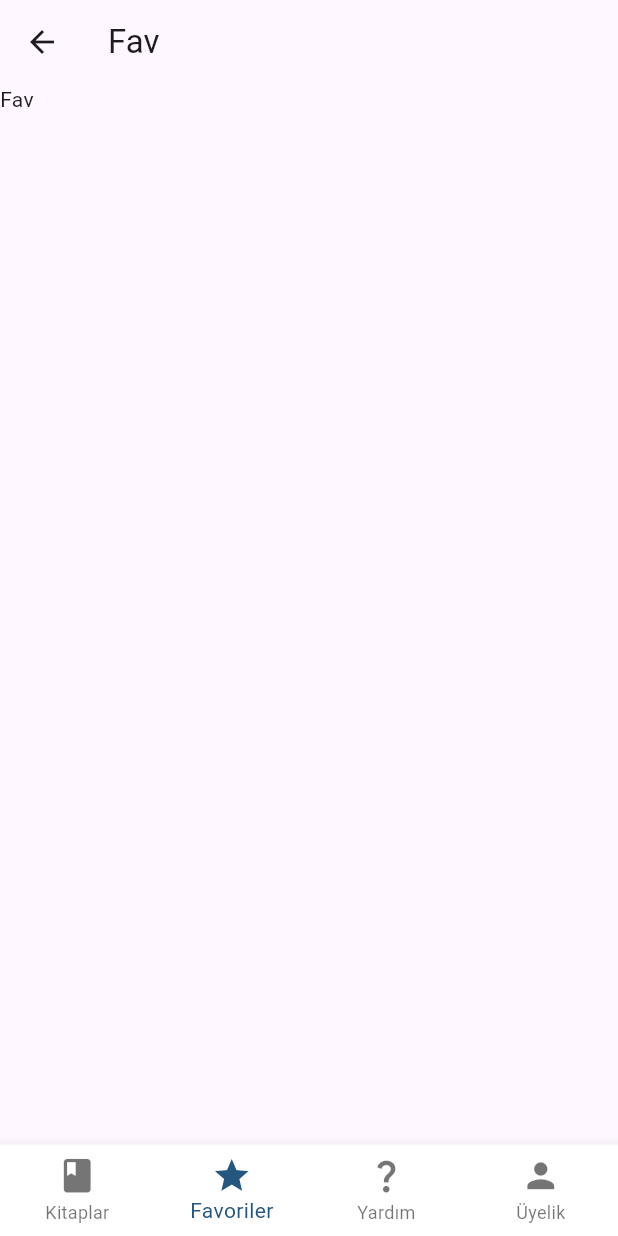
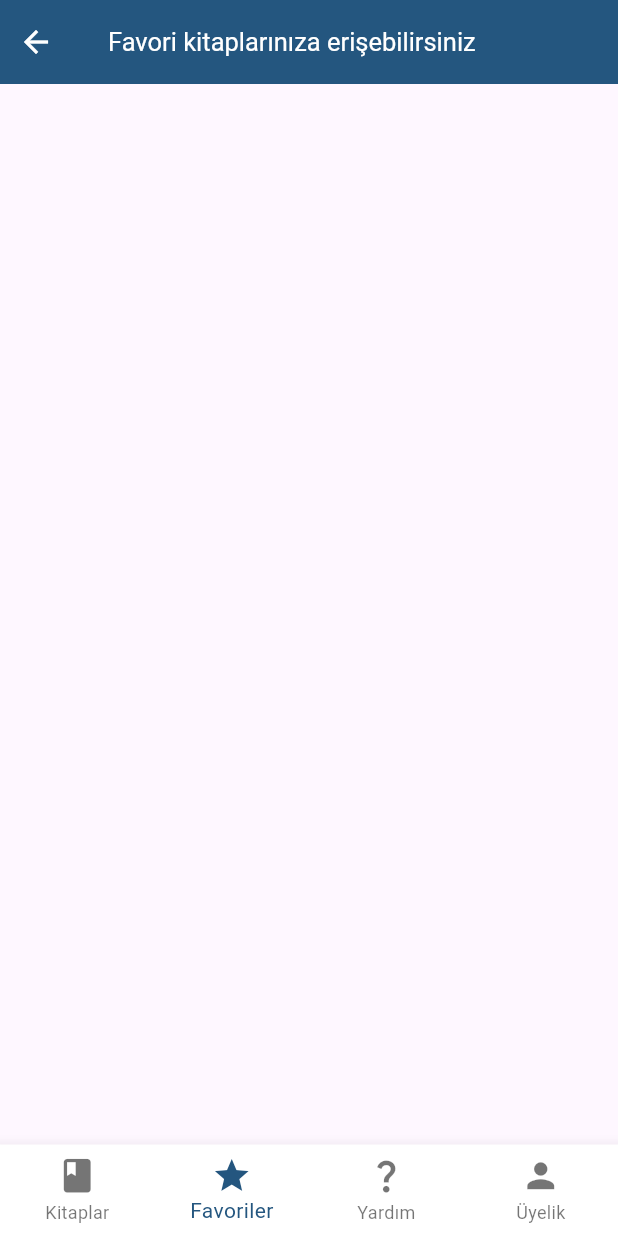
Before and after one commit to beyzacebiturk/bgs_app, a Flutter app: the NavBarScreen screen opened directly, item 2 of the bottom bar chosen, on a phone screen of 412 x 824 dp. Run offline on Flutter 3.47's test engine with Material 3 defaults, Android fonts, the phone set to English and light mode, and no system bars.

Commit message:
fav screen

```diff
--- a/lib/main.dart
+++ b/lib/main.dart
@@ -24,7 +24,7 @@ class HomePage extends StatelessWidget {
   Widget build(BuildContext context) {
     return const MaterialApp(
       debugShowCheckedModeBanner: false,
-      home: FilterPage(),
+      home: NavBarScreen(),
     );
   }
 }
--- a/lib/views/fav_screen.dart
+++ b/lib/views/fav_screen.dart
@@ -1,4 +1,5 @@
 import 'package:flutter/material.dart';
+import 'package:bgs_app/views/home.dart';
 
 class FavScreen extends StatelessWidget {
   const FavScreen({Key? key}) : super(key: key);
@@ -7,9 +8,25 @@ class FavScreen extends StatelessWidget {
   Widget build(BuildContext context) {
     return Scaffold(
       appBar: AppBar(
-        title: Text("Fav"),
-      ),
-      body:  Text("Fav"),
+          leading: Row(
+          children: [
+            BackButton(
+              onPressed: () {
+              Navigator.push(context,
+                  MaterialPageRoute(builder: (context) => const Home()));},
+              color: Colors.white,
+            )
+          ],
+        ),
+          backgroundColor: const Color.fromARGB(255, 36, 86, 127),
+          title: const Text(
+            "Favori kitaplarınıza erişebilirsiniz",
+            style: TextStyle(
+              color: Colors.white,
+              fontSize: 17,
+            ),
+          ),
+        ),
     );
   }
 }
--- a/lib/widgets/buttons.dart
+++ b/lib/widgets/buttons.dart
@@ -1,6 +1,5 @@
 import 'package:flutter/material.dart';
 
-//butonlar değişecek bunlar kullanılmıyor artık
 //favori yıldız buton koyulabilir
 
 class FavButton extends StatelessWidget {
```
